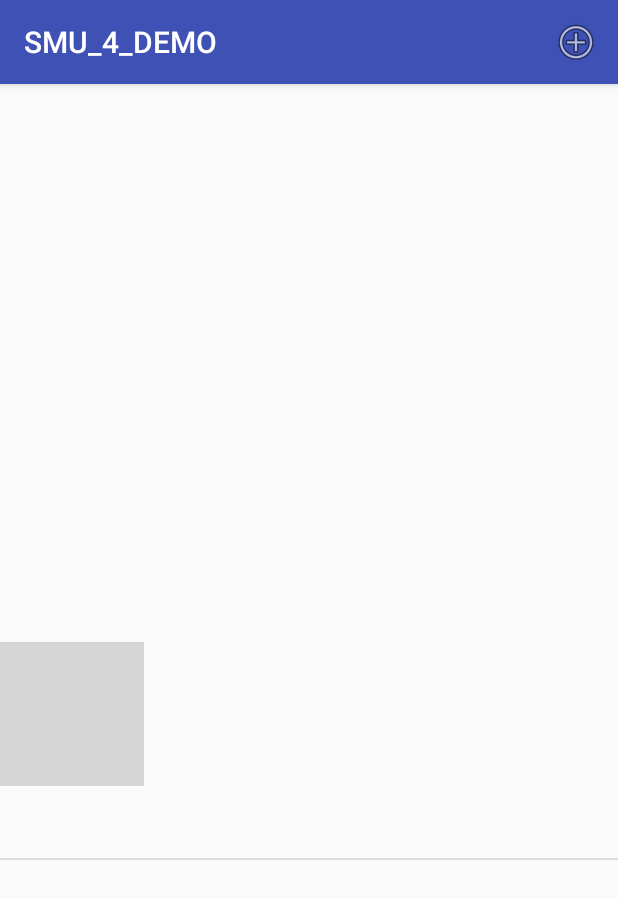
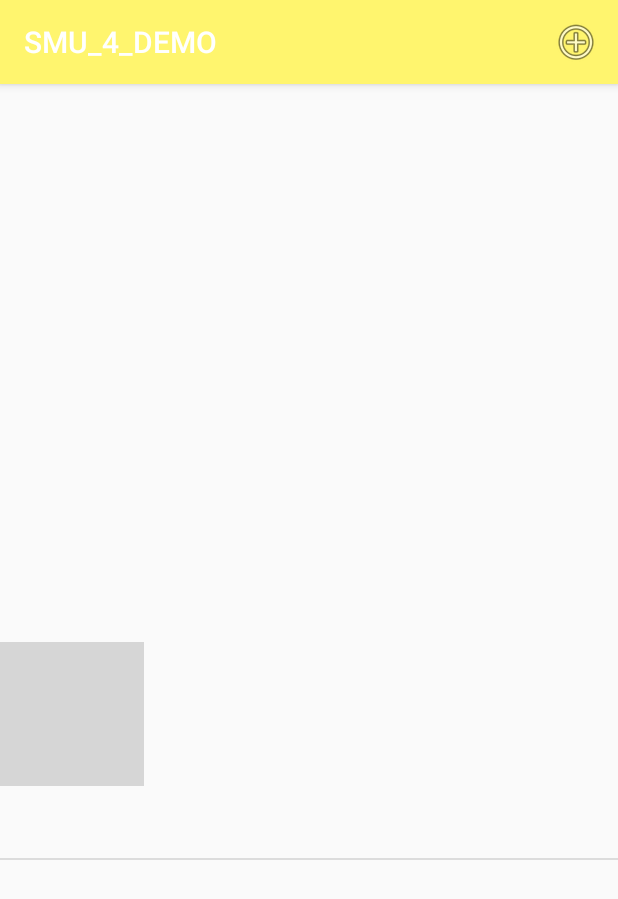
Before and after one commit to kekim98/SMU_4_DEMO, an Android app: the DetailViewActivity screen opened directly, with no data from a screen before it, after a tap on "BUTTON", on a phone screen of 412 x 824 dp. Shown: the top 899 px of the screen. Run offline under Robolectric (Android 15) with nearby library versions, the phone set to English and light mode, and no system bars; 2 statements that could not run were skipped; grey boxes are pictures that could not be loaded.

Commit message:
TAG HomeWork1

```diff
--- a/app/src/main/res/values/colors.xml
+++ b/app/src/main/res/values/colors.xml
@@ -1,6 +1,6 @@
 <?xml version="1.0" encoding="utf-8"?>
 <resources>
-    <color name="colorPrimary">#3F51B5</color>
-    <color name="colorPrimaryDark">#303F9F</color>
-    <color name="colorAccent">#FF4081</color>
+    <color name="colorPrimary">#FFF56E</color>
+    <color name="colorPrimaryDark">#FFC81E</color>
+    <color name="colorAccent">#FFB400</color>
 </resources>
```
